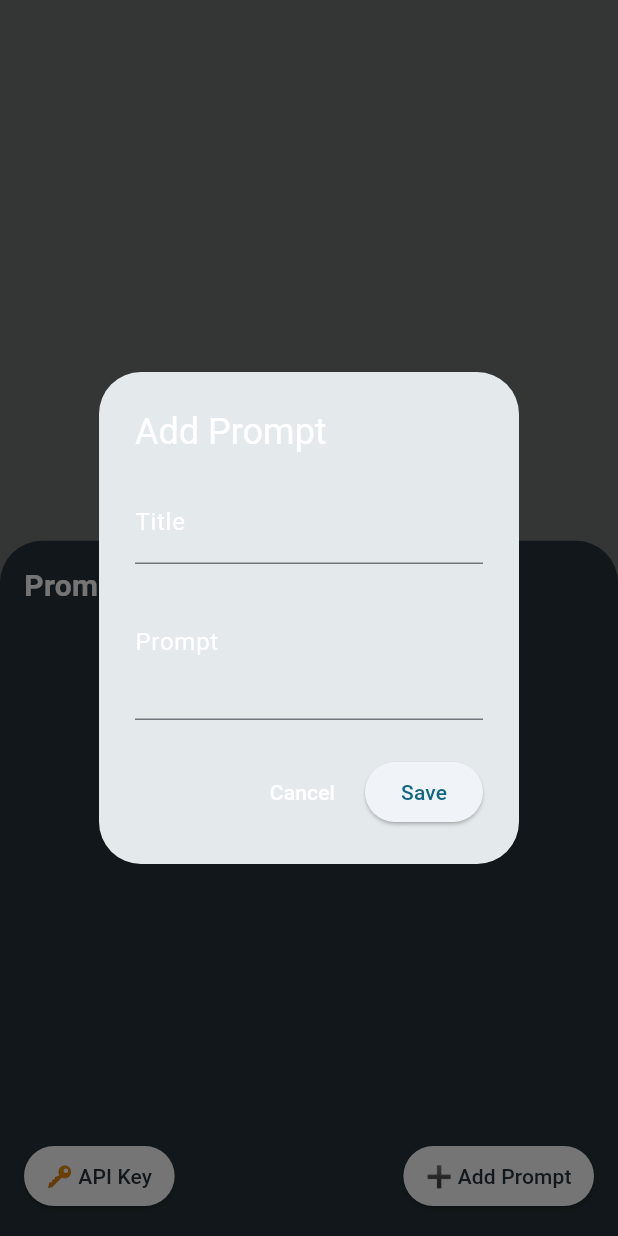
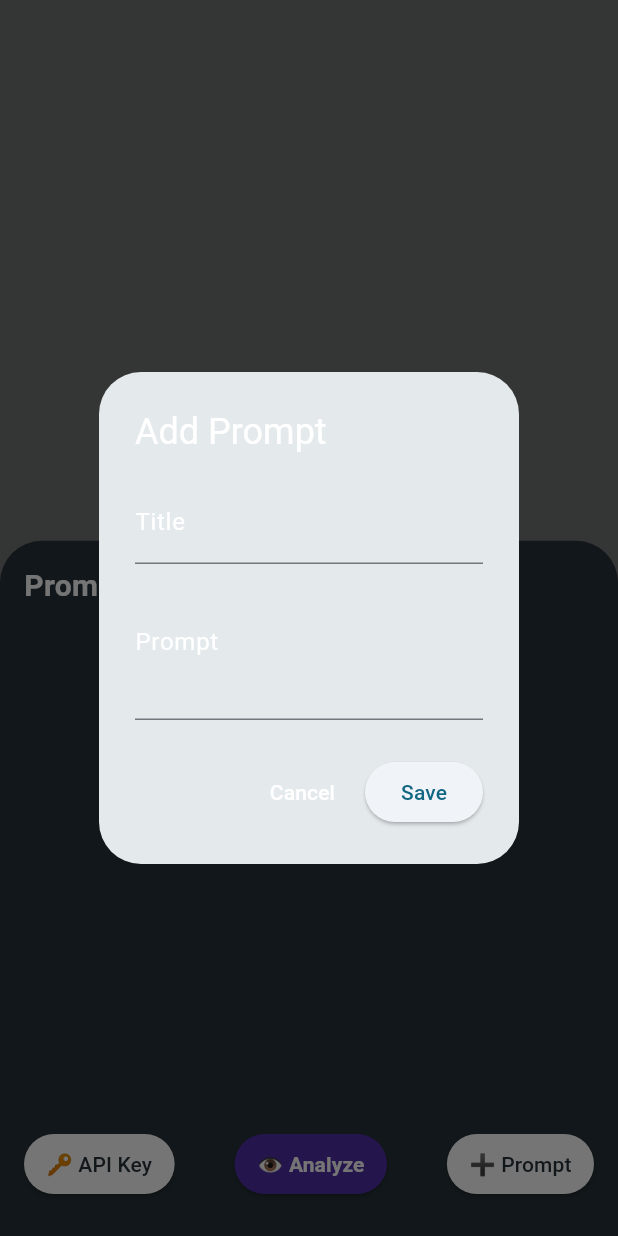
Before and after one commit to alexdredmon/crayeye, a Flutter app: what showPromptsDrawer() shows on an empty page, opened directly with empty values, on a phone screen of 412 x 824 dp. Run offline on Flutter 3.47's test engine with Material 3 defaults, Android fonts, the phone set to English and light mode, and no system bars; our stand-ins replace audioplayers, camera, flutter_markdown, geolocator, permission_handler, shared_preferences and 1 more; accounts and stored records are empty.

Commit message:
Location (lat/long/alt) in prompts, refactored analysis logic

```diff
--- a/flutter/lib/config.dart
+++ b/flutter/lib/config.dart
@@ -11,7 +11,8 @@ List<Map<String, String>> defaultPrompts = [
   {'title': 'Keyword extraction ', 'prompt': 'Analyze the following scene and return only a list of keywords for items/concepts you find in the scene.  Keywords should be separated by commas and ordered by their relevance to the scene.  Return nothing but these keywords, say nothing else in your response.'},
   {'title': 'Is it a cat? ', 'prompt': 'Is this an image of a cat?  Only respond yes or no.'},
   {'title': 'What kind of bird is this? ', 'prompt': 'Do your best to identify or guess the type of bird(s) in this image.  Use all available information - clues as to what the location might be, the bird(s)\' apeparance, and the perceived time of year combined with the location.  Respond with a detailed markdown summary including any relevant link(s) for followup study.'},
-  {'title': 'Where am I? ', 'prompt': 'Try to deterine where you are based on this image - do as best as you can even if it seems impossible.  Try to be specific about where you are, lean into generalization about the sights, materials, colors, etc. that you see.'},
+  {'title': 'Where am I? ', 'prompt': 'Try to deterine where you are based on this image - do as best as you can even if it seems impossible.  Try to be specific about where you are, lean into generalization about the sights, materials, colors, etc. that you see.  You can also use the user\'s lat/long to help with this request: latitude is {location.lat} and longitude is {location.long}'},
+  {'title': 'Where am I? ', 'prompt': 'Try to deterine where you are based on this image - do as best as you can even if it seems impossible.  Try to be specific about where you are, lean into generalization about the sights, materials, colors, etc. that you see.  You can also use the user\'s lat/long to help with this request: latitude is {location.lat} and longitude is {location.long}'},
 ];
 
 Future<void> savePrompts(List<Map<String, String>> prompts) async {
--- a/flutter/lib/prompts_drawer.dart
+++ b/flutter/lib/prompts_drawer.dart
@@ -9,6 +9,7 @@ Future<void> showPromptsDrawer({
   required int selectedPromptIndex,
   required Function(List<Map<String, String>>, int) onPromptsUpdated,
   String? initialPrompt,
+  required VoidCallback onAnalyzePressed,
 }) async {
   await showModalBottomSheet(
     context: context,
@@ -73,6 +74,14 @@ Future<void> showPromptsDrawer({
             onShowKeyDialog: () {
               showKeyDialog(context);
             },
+            onPromptTapped: (index) {
+              onPromptsUpdated(prompts, index);
+              Navigator.pop(context);
+            },
+            onAnalyzePressed: () {
+              Navigator.pop(context); // Close the prompts drawer
+              onAnalyzePressed();
+            },
           );
         },
       );
@@ -86,6 +95,8 @@ class PromptsDrawer extends StatelessWidget {
   final Function(int) onEditPrompt;
   final VoidCallback onAddPrompt;
   final VoidCallback onShowKeyDialog;
+  final Function(int) onPromptTapped;
+  final VoidCallback onAnalyzePressed;
 
   const PromptsDrawer({
     Key? key,
@@ -94,6 +105,8 @@ class PromptsDrawer extends StatelessWidget {
     required this.onEditPrompt,
     required this.onAddPrompt,
     required this.onShowKeyDialog,
+    required this.onPromptTapped,
+    required this.onAnalyzePressed,
   }) : super(key: key);
 
   @override
@@ -113,15 +126,22 @@ class PromptsDrawer extends StatelessWidget {
           ),
           const SizedBox(height: 16),
           Expanded(
+            child: Scrollbar(
+              thumbVisibility: true, // This makes the scrollbar always visible
+              thickness: 6.0,
+              radius: Radius.circular(6.0),
               child: ListView.builder(
                 itemCount: prompts.length,
                 itemBuilder: (BuildContext context, int index) {
                   return ListTile(
-                  title: Text(
+                    title: InkWell(
+                      onTap: () => onPromptTapped(index),
+                      child: Text(
                         prompts[index]['title']!,
                         style: TextStyle(
                           color: index == selectedPromptIndex ? Color(0xFF4EFFB6) : Colors.white,
                           fontWeight: index == selectedPromptIndex ? FontWeight.bold : FontWeight.normal,
+                        ),
                       ),
                     ),
                     trailing: IconButton(
@@ -130,6 +150,7 @@ class PromptsDrawer extends StatelessWidget {
                     ),
                   );
                 },
+              ),
             ),
           ),
           const SizedBox(height: 16),
@@ -146,16 +167,31 @@ class PromptsDrawer extends StatelessWidget {
                 child: const Text('🔑 API Key'),
               ),
               ElevatedButton(
+                onPressed: onAnalyzePressed,
+                style: ElevatedButton.styleFrom(
+                  backgroundColor: Colors.deepPurple.shade700, // Set button background color to white
+                  foregroundColor: Colors.white, // Set button text color to blueGrey.shade900
+                  padding: EdgeInsets.symmetric(horizontal: 15, vertical: 10),
+                ),
+                child: const Text(
+                  '👁️ Analyze',
+                  style: TextStyle(
+                    fontWeight: FontWeight.bold,
+                  )
+                ),
+              ),
+              ElevatedButton(
                 onPressed: onAddPrompt,
                 style: ElevatedButton.styleFrom(
                   backgroundColor: Colors.white, // Set button background color to white
                   foregroundColor: Colors.blueGrey.shade900, // Set button text color to blueGrey.shade900
                   padding: EdgeInsets.symmetric(horizontal: 15, vertical: 10),
                 ),
-                child: const Text('➕ Add Prompt'),
+                child: const Text('➕ Prompt'),
               ),
             ],
           ),
+          const SizedBox(height: 8),
         ],
       ),
     );
--- a/flutter/pubspec.yaml
+++ b/flutter/pubspec.yaml
@@ -1,5 +1,5 @@
 name: crayeye
-description: "Visual Interface"
+description: "Visual Analysis Multitool"
 # The following line prevents the package from being accidentally published to
 # pub.dev using `flutter pub publish`. This is preferred for private packages.
 publish_to: 'none' # Remove this line if you wish to publish to pub.dev
@@ -16,7 +16,7 @@ publish_to: 'none' # Remove this line if you wish to publish to pub.dev
 # https://developer.apple.com/library/archive/documentation/General/Reference/InfoPlistKeyReference/Articles/CoreFoundationKeys.html
 # In Windows, build-name is used as the major, minor, and patch parts
 # of the product and file versions while build-number is used as the build suffix.
-version: 1.0.21+1
+version: 1.0.32+1
 
 environment:
   sdk: '>=3.3.2 <4.0.0'
@@ -37,6 +37,8 @@ dependencies:
   # Use with the CupertinoIcons class for iOS style icons.
   cupertino_icons: ^1.0.6
   camera: ^0.10.5+9
+  geolocator: ^9.0.2
+  permission_handler: ^10.2.0
   path_provider: ^2.1.2
   path: ^1.9.0
   http: ^0.13.6
```
Also changed, not shown: flutter/lib/analysis_managerr.dart (added, +34 -0 lines), flutter/lib/camera_functions.dart (+28 -2 lines), flutter/lib/home_page.dart (+80 -65 lines), flutter/pubspec.lock, 6 other files. Lines whose indentation alone changed are shown as unchanged.
